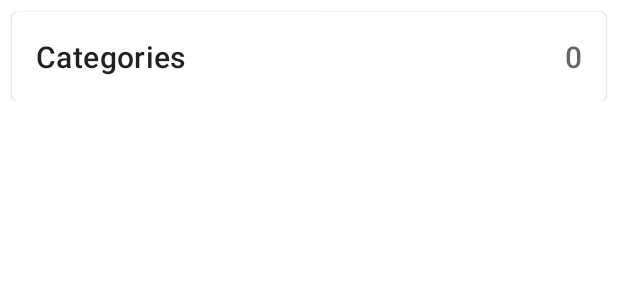
After one commit to BSkura98/MyMemories, an Android app: the layout category_row.xml on its own in the app's theme, with its tools: preview values and no code run, on a phone screen of 412 x 824 dp. The commit adds this screen. Shown: the top 300 px of the screen. Run offline under Robolectric (Android 15) with nearby library versions, the phone set to English and light mode, and no system bars; Roboto replaces fonts that are not available here.

Commit message:
[Server and mobile app] Added displaying memories for particular category

```diff
--- a/MobileApplication/app/src/main/AndroidManifest.xml
+++ b/MobileApplication/app/src/main/AndroidManifest.xml
@@ -11,7 +11,8 @@
         android:roundIcon="@mipmap/ic_launcher_round"
         android:supportsRtl="true"
         android:theme="@style/AppTheme">
-        <activity android:name=".MemoryActivity"></activity>
+        <activity android:name=".CategoryActivity"></activity>
+        <activity android:name=".MemoryActivity" />
         <activity android:name=".EditMemoryActivity" />
         <activity android:name=".AddMemoryActivity" />
         <activity android:name=".MainActivity" />
--- /dev/null
+++ b/MobileApplication/app/src/main/res/layout/category_row.xml
@@ -0,0 +1,57 @@
+<?xml version="1.0" encoding="utf-8"?>
+<androidx.constraintlayout.widget.ConstraintLayout
+    xmlns:android="http://schemas.android.com/apk/res/android"
+    xmlns:app="http://schemas.android.com/apk/res-auto"
+    android:layout_width="match_parent"
+    android:layout_height="wrap_content">
+
+    <com.google.android.material.card.MaterialCardView
+        android:id="@+id/card"
+        android:layout_width="match_parent"
+        android:layout_height="wrap_content"
+        android:layout_margin="8dp"
+        android:layout_marginStart="30dp"
+        android:layout_marginLeft="30dp"
+        android:layout_marginTop="15dp"
+        android:layout_marginEnd="30dp"
+        android:layout_marginRight="30dp"
+        app:layout_constraintEnd_toEndOf="parent"
+        app:layout_constraintStart_toStartOf="parent"
+        app:layout_constraintTop_toTopOf="parent">
+
+        <LinearLayout
+            android:layout_width="match_parent"
+            android:layout_height="wrap_content"
+            android:orientation="vertical">
+
+            <LinearLayout
+                android:id="@+id/categoryLinearLayout"
+                android:layout_width="match_parent"
+                android:layout_height="wrap_content"
+                android:clickable="true"
+                android:orientation="horizontal"
+                android:padding="16dp">
+
+                <!-- Title, secondary and supporting text -->
+                <TextView
+                    android:id="@+id/categoryName"
+                    android:layout_width="wrap_content"
+                    android:layout_height="wrap_content"
+                    android:text="Categories"
+                    android:textAppearance="?attr/textAppearanceHeadline6" />
+
+                <TextView
+                    android:id="@+id/memoryNumber"
+                    android:layout_width="match_parent"
+                    android:layout_height="wrap_content"
+                    android:gravity="right"
+                    android:text="0"
+                    android:textAppearance="?attr/textAppearanceHeadline6"
+                    android:textColor="?android:attr/textColorSecondary" />
+
+            </LinearLayout>
+        </LinearLayout>
+
+    </com.google.android.material.card.MaterialCardView>
+
+</androidx.constraintlayout.widget.ConstraintLayout>
--- a/Server/src/main/java/com/bartlomiejskura/mymemories/controller/TagController.java
+++ b/Server/src/main/java/com/bartlomiejskura/mymemories/controller/TagController.java
@@ -15,7 +15,10 @@ public class TagController {
     private TagService tagService;
 
     @GetMapping("/getAll")
-    public List<Tag> getAll(){
+    public List<Tag> getAll(@RequestParam(value = "userId", required = false) Long userId){
+        if (userId != null) {
+            return tagService.getAllForUser(userId);
+        }
         return tagService.getAll();
     }
 
--- a/Server/src/main/java/com/bartlomiejskura/mymemories/model/Memory.java
+++ b/Server/src/main/java/com/bartlomiejskura/mymemories/model/Memory.java
@@ -1,4 +1,7 @@
 package com.bartlomiejskura.mymemories.model;
+
+import com.fasterxml.jackson.annotation.JsonBackReference;
+import com.fasterxml.jackson.annotation.JsonManagedReference;
 
 import javax.persistence.*;
 import java.time.LocalDateTime;
@@ -100,6 +103,7 @@ public class Memory {
         this.memoryFriends = memoryFriends;
     }
 
+    @JsonBackReference
     public Tag getTag() {
         return tag;
     }
--- a/Server/src/main/java/com/bartlomiejskura/mymemories/model/Tag.java
+++ b/Server/src/main/java/com/bartlomiejskura/mymemories/model/Tag.java
@@ -1,6 +1,7 @@
 package com.bartlomiejskura.mymemories.model;
 
 import com.fasterxml.jackson.annotation.JsonBackReference;
+import com.fasterxml.jackson.annotation.JsonManagedReference;
 
 import javax.persistence.*;
 import java.util.List;
@@ -18,7 +19,6 @@ public class Tag {
     @JoinColumn(name = "user_id")
     private User user;
 
-    @JsonBackReference
     @OneToMany(mappedBy = "tag")
     private List<Memory> memories;
 
@@ -48,6 +48,7 @@ public class Tag {
         this.user = user;
     }
 
+    @JsonManagedReference
     public List<Memory> getMemories() {
         return memories;
     }
--- a/Server/src/main/java/com/bartlomiejskura/mymemories/repository/MemoryRepository.java
+++ b/Server/src/main/java/com/bartlomiejskura/mymemories/repository/MemoryRepository.java
@@ -1,8 +1,10 @@
 package com.bartlomiejskura.mymemories.repository;
 
 import com.bartlomiejskura.mymemories.model.Memory;
+import com.bartlomiejskura.mymemories.model.Tag;
 import com.bartlomiejskura.mymemories.model.User;
 import org.springframework.data.jpa.repository.JpaRepository;
+import org.springframework.data.jpa.repository.Query;
 import org.springframework.stereotype.Repository;
 
 import java.util.List;
@@ -10,4 +12,8 @@ import java.util.List;
 @Repository
 public interface MemoryRepository extends JpaRepository<Memory, Long> {
     List<Memory> findAllByMemoryOwner(User memoryOwner);
+    List<Memory> findAllByTag(Tag tag);
+
+    @Query("SELECT m FROM Memory m WHERE m.memoryOwner = ?1 AND m.tag = ?2")
+    List<Memory> findAllByMemoryOwnerAndTag(User memoryOwner, Tag tag);
 }
--- a/Server/src/main/java/com/bartlomiejskura/mymemories/repository/TagRepository.java
+++ b/Server/src/main/java/com/bartlomiejskura/mymemories/repository/TagRepository.java
@@ -1,10 +1,16 @@
 package com.bartlomiejskura.mymemories.repository;
 
+import com.bartlomiejskura.mymemories.model.Memory;
 import com.bartlomiejskura.mymemories.model.Tag;
+import com.bartlomiejskura.mymemories.model.User;
 import org.springframework.data.jpa.repository.JpaRepository;
 import org.springframework.data.jpa.repository.Query;
+
+import java.util.List;
 
 public interface TagRepository extends JpaRepository<Tag, Long> {
     @Query("SELECT t FROM Tag t WHERE t.name = ?1 AND t.user.ID = ?2")
     Tag findByNameAndUserId(String name, Long userId);
+
+    List<Tag> findAllByUser(User user);
 }
```
Also changed, not shown: MobileApplication/app/src/main/java/com/bartlomiejskura/mymemories/CategoryActivity.java (added, +90 -0 lines), MobileApplication/app/src/main/java/com/bartlomiejskura/mymemories/adapter/CategoryListAdapter.java (added, +109 -0 lines), MobileApplication/app/src/main/java/com/bartlomiejskura/mymemories/fragment/CategoriesFragment.java (+40 -0 lines), MobileApplication/app/src/main/java/com/bartlomiejskura/mymemories/task/GetCategoriesTask.java (added, +59 -0 lines), MobileApplication/app/src/main/java/com/bartlomiejskura/mymemories/task/GetMemoriesInCategoryTask.java (added, +61 -0 lines), MobileApplication/app/src/main/res/layout/activity_category.xml (added, +26 -0 lines), MobileApplication/app/src/main/res/layout/fragment_categories.xml (+13 -1 lines), Server/src/main/java/com/bartlomiejskura/mymemories/controller/MemoryController.java (+7 -1 lines), Server/src/main/java/com/bartlomiejskura/mymemories/service/MemoryService.java (+16 -0 lines), Server/src/main/java/com/bartlomiejskura/mymemories/service/TagService.java (+11 -0 lines).
